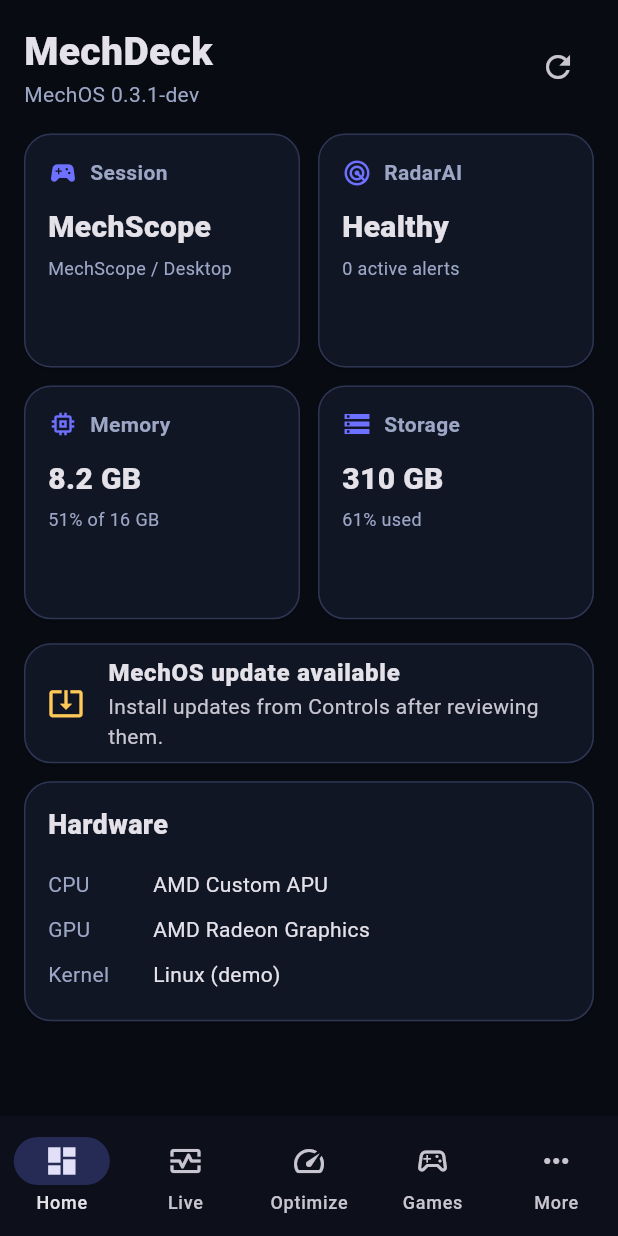
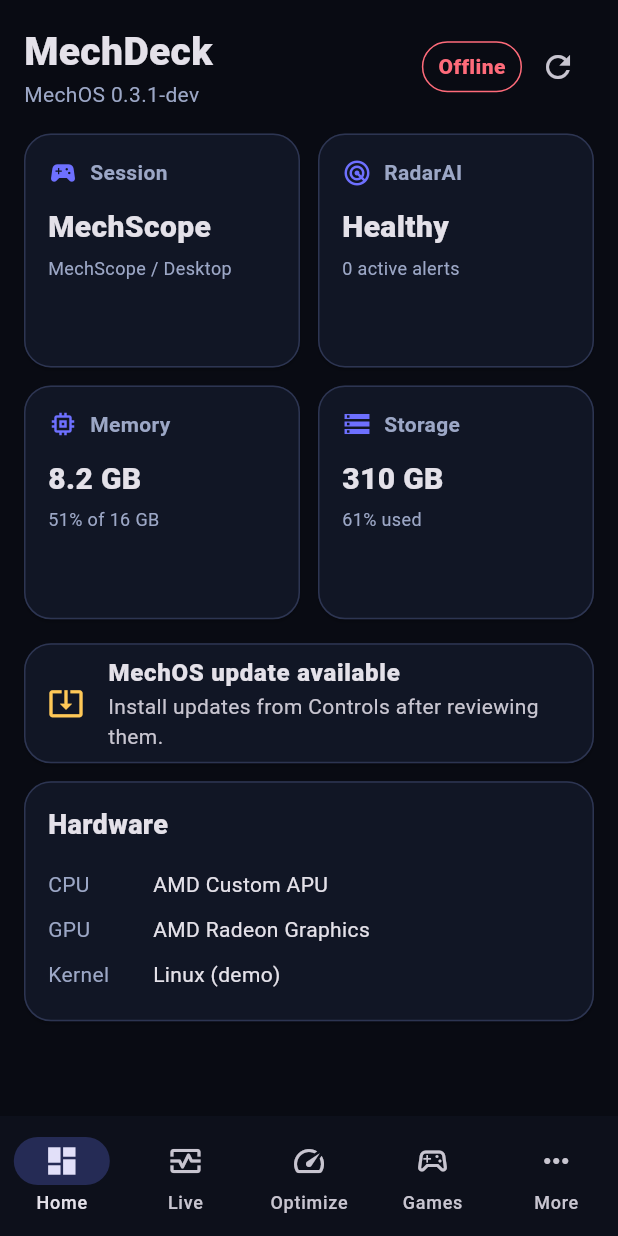
Before and after one commit to mechgod102-sketch/MechOS-Companion, a Flutter app: the HomeShell screen opened directly with empty values, on a phone screen of 412 x 824 dp. Run offline on Flutter 3.47's test engine with Material 3 defaults, Android fonts, the phone set to English and light mode, and no system bars; our stand-ins replace flutter_secure_storage, share_plus, shared_preferences; missing offline and left inert: gal; accounts and stored records are empty.

Commit message:
Show Local Remote Offline state on dashboard

```diff
--- a/lib/screens/dashboard_screen.dart
+++ b/lib/screens/dashboard_screen.dart
@@ -12,6 +12,13 @@
     final s = state.status;
     final ramPct = s.ramTotalGb <= 0 ? 0.0 : s.ramUsedGb / s.ramTotalGb;
     final diskPct = s.storageTotalGb <= 0 ? 0.0 : s.storageUsedGb / s.storageTotalGb;
+    final routeColor = state.connectionRoute == ConnectionRoute.remote
+        ? MechTheme.success
+        : state.connectionRoute == ConnectionRoute.local
+            ? MechTheme.primary
+            : state.connectionRoute == ConnectionRoute.offline
+                ? MechTheme.danger
+                : MechTheme.warning;
     return RefreshIndicator(
       onRefresh: state.refresh,
       child: ListView(padding: const EdgeInsets.all(16), children: [
@@ -20,8 +27,23 @@
             Text(s.hostname, style: const TextStyle(fontSize: 26, fontWeight: FontWeight.w900)),
             Text(s.osVersion, style: const TextStyle(color: MechTheme.subtle)),
           ])),
+          Container(
+            padding: const EdgeInsets.symmetric(horizontal: 10, vertical: 6),
+            decoration: BoxDecoration(border: Border.all(color: routeColor), borderRadius: BorderRadius.circular(999)),
+            child: Text(state.connectionRouteLabel, style: TextStyle(color: routeColor, fontWeight: FontWeight.w900)),
+          ),
           IconButton(onPressed: state.loading ? null : state.refresh, icon: const Icon(Icons.refresh)),
         ]),
+        if (state.isRemote) ...[
+          const SizedBox(height: 10),
+          const Card(
+            child: ListTile(
+              leading: Icon(Icons.vpn_lock_outlined, color: MechTheme.success),
+              title: Text('Connected through Remote Access', style: TextStyle(fontWeight: FontWeight.w900)),
+              subtitle: Text('This session is using your private VPN/Tailscale bridge route.'),
+            ),
+          ),
+        ],
         if (state.error != null) ...[
           const SizedBox(height: 12),
           Card(child: Padding(padding: const EdgeInsets.all(14), child: Row(children: [const Icon(Icons.wifi_off, color: MechTheme.danger), const SizedBox(width: 10), Expanded(child: Text(state.error!))]))),
```
